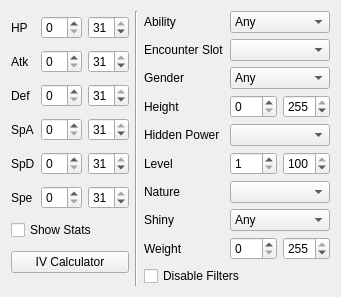
Admiral-Fish/PokeFinder, file Form/Controls/Filter.ui: the form before one commit.
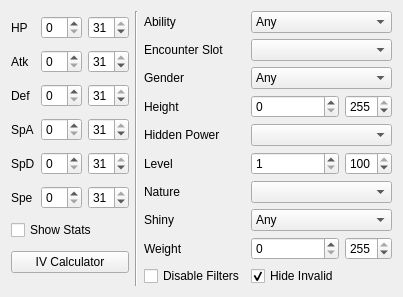
The form after the commit. Custom widgets are drawn as their Qt base class.

The edit to the form file:
```diff
--- a/Form/Controls/Filter.ui
+++ b/Form/Controls/Filter.ui
@@ -6,8 +6,8 @@
    <rect>
     <x>0</x>
     <y>0</y>
-    <width>306</width>
-    <height>292</height>
+    <width>336</width>
+    <height>264</height>
    </rect>
   </property>
   <layout class="QHBoxLayout" name="horizontalLayout">
@@ -373,13 +373,23 @@
        </property>
       </widget>
      </item>
-     <item row="9" column="0" colspan="3">
+     <item row="9" column="0">
       <widget class="QCheckBox" name="checkBoxDisableFilters">
        <property name="text">
         <string>Disable Filters</string>
        </property>
       </widget>
      </item>
+     <item row="9" column="1">
+      <widget class="QCheckBox" name="checkBoxHideInvalid">
+       <property name="text">
+        <string>Hide Invalid</string>
+       </property>
+       <property name="checked">
+        <bool>true</bool>
+       </property>
+      </widget>
+     </item>
     </layout>
    </item>
   </layout>
```
Left out of the diff: 1 changed line with no effect on the pictures.
